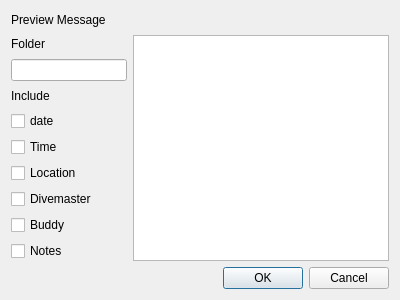
This is qt-ui/socialnetworksdialog.ui in subsurface/subsurface as Qt 5 draws it before an edit. The edited form follows.
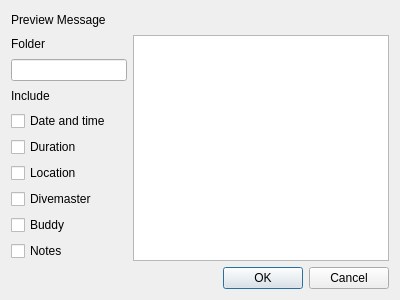
This is the edited form.

Commit message:
Facebook integration: improve the confirmation UI experience
Date and time needs to be a string, not a time_t.
Duration should be called that (and not time) and wasn't hooked up.
Also added a helper to get the duration string.
Finally reordered the components of the text that is shown to make it more
natural (or I should say, more in line with the order we use elsewhere).

The edit to the form file:
```diff
--- a/qt-ui/socialnetworksdialog.ui
+++ b/qt-ui/socialnetworksdialog.ui
@@ -30,7 +30,7 @@
    <item row="5" column="0">
     <widget class="QCheckBox" name="time">
      <property name="text">
-      <string>Time</string>
+      <string>Duration</string>
      </property>
     </widget>
    </item>
@@ -58,7 +58,7 @@
    <item row="4" column="0">
     <widget class="QCheckBox" name="date">
      <property name="text">
-      <string>date</string>
+      <string>Date and time</string>
      </property>
     </widget>
    </item>
```
Left out of the diff: 2 changed lines with no effect on the pictures. The commit also changes 3 other files.
